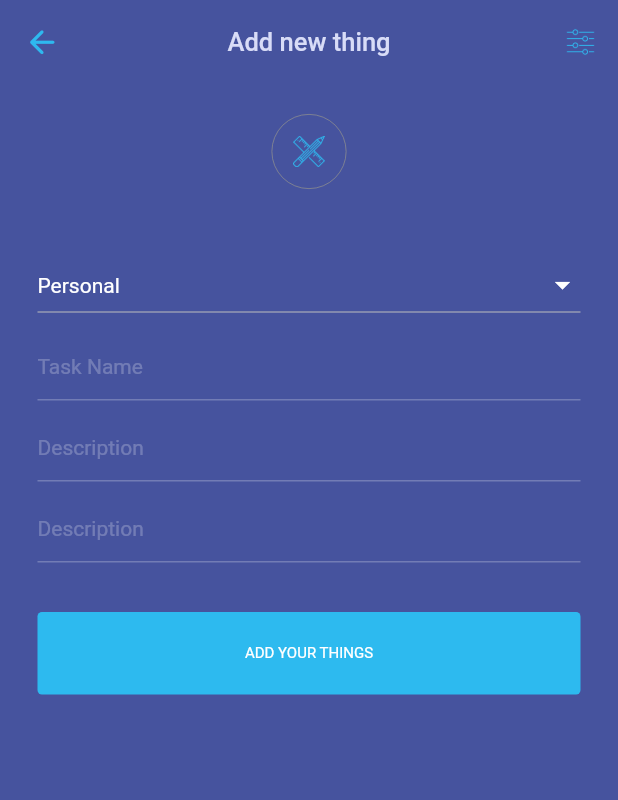
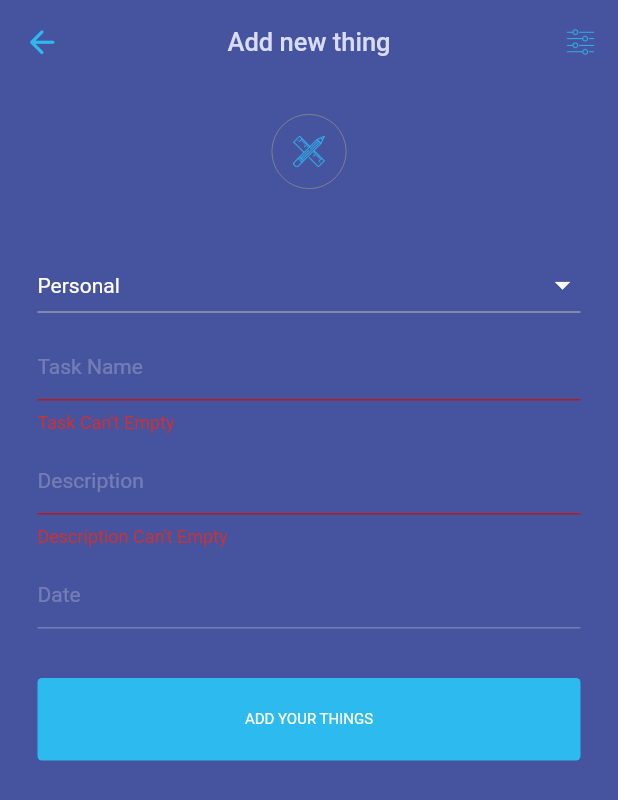
Before and after one commit to shaileshsuhagiya/todo-app-firebase-realtime, a Flutter app: the AddNewThingScreen screen opened directly, after a tap on "ADD YOUR THINGS", on a phone screen of 412 x 824 dp. Shown: the top 800 px of the screen. Run offline on Flutter 3.47's test engine with Material 2 defaults, Android fonts, the phone set to English and light mode, and no system bars; our stand-ins replace animated_theme_switcher, cached_network_image, cloud_firestore, file_picker, firebase_auth, firebase_core and 11 more; accounts and stored records are empty; Roboto replaces fonts that are missing (SFProText).

Commit message:
- fix the bug

```diff
--- a/lib/src/configs/app_colors.dart
+++ b/lib/src/configs/app_colors.dart
@@ -2,7 +2,7 @@
 
 ///app common color
 class AppColor{
-  static const tileColor = Colors.white;
+    static const tileColor = Colors.white;
   static const headerColor = Color(0xff2847C6);
   static const subTitle = Color(0xffD8DCF7);
   static const forgotTextColor =Color(0xff7488E1);
--- a/lib/src/configs/app_strings.dart
+++ b/lib/src/configs/app_strings.dart
@@ -1,4 +1,4 @@
-class AppStrings{
+class AppStrings {
   static const name = 'NAME';
   static const welcomeBack = 'Welcome Back';
   static const email = 'EMAIL';
@@ -14,14 +14,31 @@
   static const confirmPassword = 'CONFIRM PASSWORD';
   static const noUploadedFile = 'No Uploaded File';
   static const addYourThings = 'ADD YOUR THINGS';
+  static const yourThings = 'Your\nThings';
+  static const personal = 'Personal';
+  static const business = 'Business';
+  static const inbox = 'INBOX';
+  static const subTitle = 'SubTitle';
+  static const completed = 'COMPLETED';
+  static const addNewThing = 'Add new thing';
+  static const taskName = 'Task Name';
+  static const description = 'Description';
+  static const date = 'Date';
+  static const edit = 'Edit';
+  static const delete = 'Delete';
+  static const task = 'Task';
 
+  //date formate
+  static const dd_mm_yyyyy = 'dd-MM-yyyy';
+
+//floating tag
+  static const floatingTag = 'FloatingTag';
 
   //firebase success message
-  static const accountCreated='Account created successfully :) ';
-  static const googleCreated='Login with google successfully :) ';
-  static const googleCreatedFailed='Login with google failed :) ';
-  static const loginSuccessfully='Login Successful';
-
+  static const accountCreated = 'Account created successfully :) ';
+  static const googleCreated = 'Login with google successfully :) ';
+  static const googleCreatedFailed = 'Login with google failed :) ';
+  static const loginSuccessfully = 'Login Successful';
 
   //loader status string
 
--- a/lib/src/constant/asset.dart
+++ b/lib/src/constant/asset.dart
@@ -4,4 +4,8 @@
   static const businessCategory = 'assets/images/ic_business_category.png';
   static const personalCategory = 'assets/images/ic_personal_category.png';
   static const icGoogle = 'assets/images/ic_google.png';
+  static const menu = 'assets/images/menu.png';
+  static const skyBackground = 'assets/images/sky_background.png';
+  static const filterIcon = 'assets/images/filter_icon.png';
+  static const draw = 'assets/images/draw.png';
 }
--- a/lib/src/constant/common_text_form_field.dart
+++ b/lib/src/constant/common_text_form_field.dart
@@ -4,35 +4,41 @@
 
 class CommonTextFormField extends StatelessWidget {
   final Function(String)? onChanged;
+  final Function()? onTap;
   final String? hintText;
   final TextEditingController? controller;
   final bool readOnly;
+  final FormFieldValidator<String>? validator;
 
   const CommonTextFormField(
       {super.key,
       this.onChanged,
       this.hintText,
       this.controller,
-      this.readOnly = false});
+      this.readOnly = false,
+      this.onTap,this.validator});
 
   @override
   Widget build(BuildContext context) {
     return Container(
       margin: const EdgeInsets.symmetric(vertical: 3),
       child: TextFormField(
+        autocorrect: true,
         readOnly: readOnly,
+        validator: validator,
         style: const TextStyle(
           fontSize: 14,
           color: AppColor.tileColor,
         ),
         controller: controller,
         onChanged: onChanged,
+        onTap: onTap,
         decoration: InputDecoration(
           suffix: InkWell(
             onTap: () {
               controller!.clear();
             },
-            child: Container(
+            child:Container(
                     height: 22,
                     width: 22,
                     decoration: const BoxDecoration(
@@ -44,7 +50,8 @@
                       size: 13,
                       color: AppColor.tileColor,
                     ),
-            ),
+                  )
+
           ),
           hintText: hintText ?? "Enter Email",
           hintStyle: const TextStyle(
@@ -57,6 +64,9 @@
           disabledBorder: const UnderlineInputBorder(
             borderSide: BorderSide(color: Colors.white24, width: 1),
           ),
+          errorBorder: UnderlineInputBorder(
+        borderSide: BorderSide(color: Colors.red[900]!, width: 1),
+      ),
           enabledBorder: const UnderlineInputBorder(
             borderSide: BorderSide(color: Colors.white24, width: 1),
           ),
--- a/lib/src/user_functionality/business_logic/utils/validations.dart
+++ b/lib/src/user_functionality/business_logic/utils/validations.dart
@@ -33,6 +33,19 @@
       return ("Enter Valid Password(Min. 6 Character)");
     }
   }
+  String? descriptionValidation(value) {
+    if (value.isEmpty) {
+      return "Description Can't Empty";
+    }
+    return null;
+  }
+  String? taskValidation(value) {
+    if (value.isEmpty) {
+      return "Task Can't Empty";
+    }
+    return null;
+  }
+
 
  /* String? confirmPasswordValidation(value) {
     final AuthenticationViewModel auth =
--- a/lib/src/user_functionality/services/dependency_assembler_education.dart
+++ b/lib/src/user_functionality/services/dependency_assembler_education.dart
@@ -1,4 +1,5 @@
 import 'package:get_it/get_it.dart';
+import '../business_logic/view_models/add_new_things_model.dart';
 import '../business_logic/view_models/home_view_model.dart';
 import '../business_logic/view_models/login_view_model.dart';
 import '../business_logic/view_models/multi_file_upload_view_model.dart';
@@ -20,4 +21,5 @@
       () => MultiFileUploadViewModel());
 
   dependencyAssembler.registerLazySingleton(() => HomeViewModel());
+  dependencyAssembler.registerLazySingleton(() => AddNewThingsModel());
 }
--- a/lib/src/user_functionality/ui/views/home/add_new_thing_screen.dart
+++ b/lib/src/user_functionality/ui/views/home/add_new_thing_screen.dart
@@ -1,21 +1,28 @@
 import 'package:firebasedemo/src/configs/app_colors.dart';
+import 'package:firebasedemo/src/constant/asset.dart';
+import 'package:firebasedemo/src/user_functionality/business_logic/utils/validations.dart';
+import 'package:firebasedemo/src/user_functionality/business_logic/view_models/add_new_things_model.dart';
 import 'package:flutter/material.dart';
+import 'package:intl/intl.dart';
 import 'package:provider/provider.dart';
-
 import '../../../../configs/app_strings.dart';
 import '../../../../constant/common_text_form_field.dart';
 import '../../../business_logic/view_models/home_view_model.dart';
 import '../../../services/dependency_assembler_education.dart';
 import '../../shared/unified_app_button.dart';
+import '../../widgets/custom_date_picker.dart';
 import '../../widgets/custom_drop_down.dart';
 
 class AddNewThingScreen extends StatelessWidget {
   final HomeViewModel _homeViewModel = dependencyAssembler<HomeViewModel>();
+  final AddNewThingsModel _addNewThingsModel =
+      dependencyAssembler<AddNewThingsModel>();
   final TextEditingController titleController = TextEditingController();
   final TextEditingController descController = TextEditingController();
   final TextEditingController dateController = TextEditingController();
+  final _form = GlobalKey<FormState>(); //for storing form state.
+
   AddNewThingScreen({super.key});
-
   @override
   Widget build(BuildContext context) {
     return Scaffold(
@@ -34,7 +41,7 @@
             )),
         centerTitle: true,
         title: const Text(
-          'Add new thing',
+          AppStrings.addNewThing,
           style: TextStyle(fontSize: 17, color: AppColor.subTitle),
         ),
         automaticallyImplyLeading: false,
@@ -43,7 +50,7 @@
           Padding(
             padding: const EdgeInsets.all(15.0),
             child: Image.asset(
-              'assets/images/filter_icon.png',
+              Asset.filterIcon,
               height: 20,
               width: 20,
               color: AppColor.skyBackgroundTextColor,
@@ -53,28 +60,30 @@
       ),
       body: SafeArea(
         child: Hero(
-          tag: 'FloatingTag',
+          tag: AppStrings.floatingTag,
           child: SingleChildScrollView(
             child: Padding(
               padding:
                   const EdgeInsets.symmetric(horizontal: 25.0, vertical: 20),
               child: ChangeNotifierProvider.value(
-                value: _homeViewModel,
-                child: Consumer<HomeViewModel>(
-                  builder: (context, value, child) => Column(
+                value: _addNewThingsModel,
+                child: Consumer<AddNewThingsModel>(
+                  builder: (context, value, child) => Form(
+                    key: _form,
+                    child: Column(
                       children: [
                         Container(
                           width: 50,
                           height: 50,
                           decoration: BoxDecoration(
                             shape: BoxShape.circle,
-                          border:
-                              Border.all(color: AppColor.textColor, width: 0.5),
+                            border: Border.all(
+                                color: AppColor.textColor, width: 0.5),
                           ),
                           child: Padding(
                             padding: const EdgeInsets.all(14.0),
                             child: Image.asset(
-                            'assets/images/draw.png',
+                              Asset.draw,
                               color: AppColor.skyBackgroundTextColor,
                             ),
                           ),
@@ -82,27 +91,45 @@
                         const SizedBox(height: 40),
                         CustomDropDownButton(
                             dropDownList: _homeViewModel.category,
-                          dropdownValue: _homeViewModel.selectedCategory,
+                            dropdownValue: _addNewThingsModel.selectedCategory,
                             onChanged: (newValue) {
-                            _homeViewModel.onChangeCategoryValue(newValue!);
+                              _addNewThingsModel
+                                  .onChangeCategoryValue(newValue!);
                             }),
                         CommonTextFormField(
-                        hintText: "Task Name",
+                          hintText: AppStrings.taskName,
                           controller: titleController,
+                          validator: Validations().taskValidation,
                         ),
                         CommonTextFormField(
-                        hintText: "Description",
+                          hintText: AppStrings.description,
+                          validator: Validations().descriptionValidation,
                           controller: descController,
                         ),
                         CommonTextFormField(
-                        hintText: "Description",
+                          hintText: AppStrings.date,
                           readOnly: true,
+                          onTap: () async {
+                            DateTime? pickedDate =
+                                await customDatePicker(context);
+                            if (pickedDate != null) {
+                              var formattedDate =
+                                  DateFormat(AppStrings.dd_mm_yyyyy)
+                                      .format(pickedDate);
+                              dateController.text =
+                                  formattedDate; //formatted date output using intl package =>  2021-03-16
+                              _homeViewModel.updateNotifierState();
+                            } else {}
+                          },
                           controller: dateController,
                         ),
                         UnifiedAppButton(
                             buttonTitle: AppStrings.addYourThings,
-                          onPress: () {}),
+                            onPress: () {
+                              if (_form.currentState!.validate()) {}
+                            }),
                       ],
+                    ),
                   ),
                 ),
               ),
--- a/pubspec.yaml
+++ b/pubspec.yaml
@@ -33,6 +33,7 @@
   flutter_staggered_animations: ^1.1.1
   google_sign_in: ^5.4.3
   flutter_slidable: ^2.0.0
+  intl: ^0.17.0
 
 dev_dependencies:
   flutter_test:
```
Also changed, not shown: lib/src/user_functionality/business_logic/view_models/add_new_things_model.dart (added, +21 -0 lines), lib/src/user_functionality/business_logic/view_models/home_view_model.dart (+0 -10 lines), lib/src/user_functionality/ui/views/home/home_screen.dart (+16 -16 lines), lib/src/user_functionality/ui/views/home/task_list_screen.dart (+5 -9 lines), lib/src/user_functionality/ui/widgets/custom_date_picker.dart (added, +27 -0 lines). Lines whose indentation alone changed are shown as unchanged.
